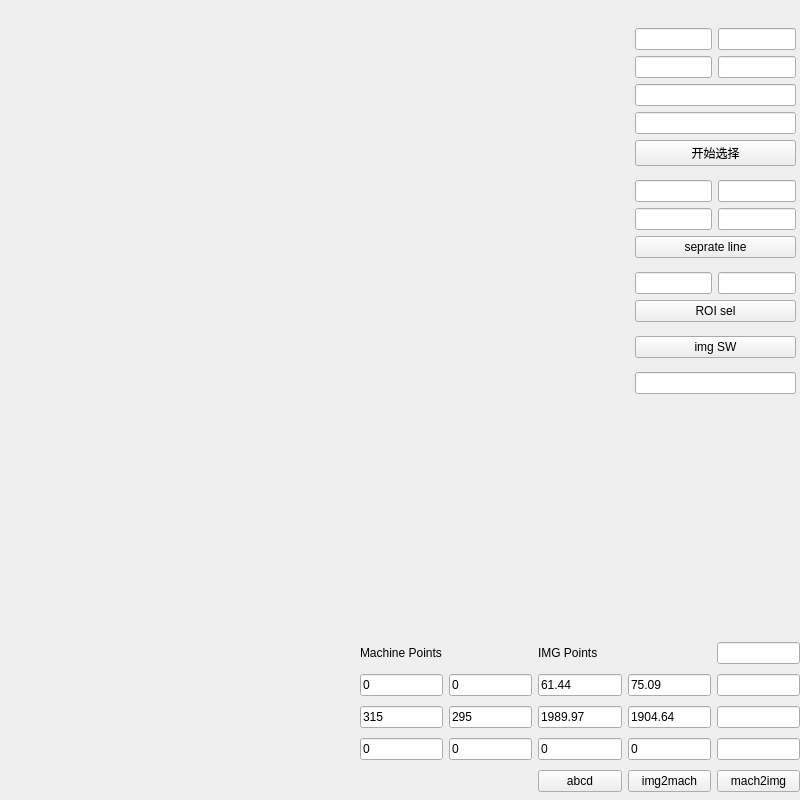
Old version of the form imgwindow.ui in the repository zouzichun/videoWirain.
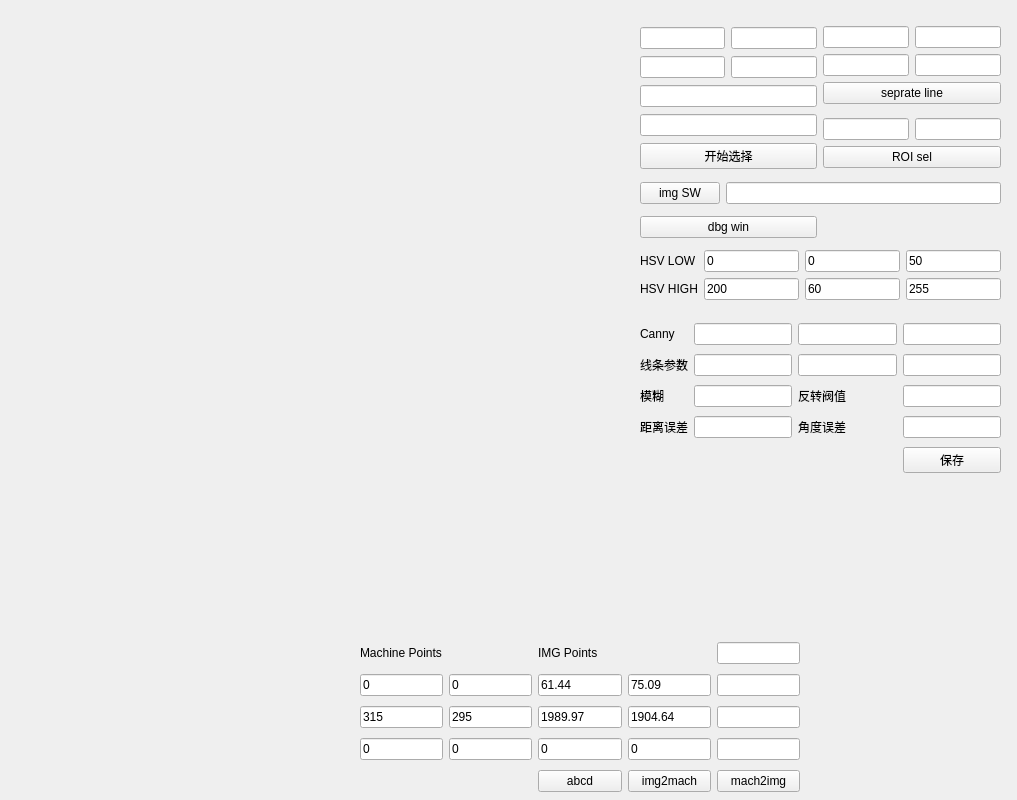
New version of the form.

Patch:
```diff
--- a/imgwindow.ui
+++ b/imgwindow.ui
@@ -6,7 +6,7 @@
    <rect>
     <x>0</x>
     <y>0</y>
-    <width>800</width>
+    <width>1017</width>
     <height>800</height>
    </rect>
   </property>
@@ -188,14 +188,14 @@
   <widget class="QWidget" name="layoutWidget">
    <property name="geometry">
     <rect>
-     <x>635</x>
+     <x>640</x>
      <y>20</y>
-     <width>161</width>
-     <height>384</height>
+     <width>361</width>
+     <height>291</height>
     </rect>
    </property>
-   <layout class="QVBoxLayout" name="verticalLayout_2">
-    <item>
+   <layout class="QGridLayout" name="gridLayout_5">
+    <item row="0" column="0" rowspan="2">
      <layout class="QVBoxLayout" name="verticalLayout">
       <item>
        <layout class="QHBoxLayout" name="horizontalLayout_2">
@@ -232,7 +232,7 @@
       </item>
      </layout>
     </item>
-    <item>
+    <item row="0" column="1">
      <layout class="QGridLayout" name="gridLayout_2">
       <item row="0" column="0">
        <widget class="QLineEdit" name="sep1x"/>
@@ -259,7 +259,7 @@
       </item>
      </layout>
     </item>
-    <item>
+    <item row="1" column="1">
      <layout class="QGridLayout" name="gridLayout_3">
       <item row="0" column="0">
        <widget class="QLineEdit" name="roi_x"/>
@@ -276,15 +276,177 @@
       </item>
      </layout>
     </item>
-    <item>
-     <widget class="QPushButton" name="img_sw">
+    <item row="2" column="0" colspan="2">
+     <layout class="QHBoxLayout" name="horizontalLayout_3">
+      <item>
+       <widget class="QPushButton" name="img_sw">
+        <property name="text">
+         <string>img SW</string>
+        </property>
+       </widget>
+      </item>
+      <item>
+       <widget class="QLineEdit" name="mouse_pos"/>
+      </item>
+     </layout>
+    </item>
+    <item row="3" column="0">
+     <widget class="QPushButton" name="dbg_win">
       <property name="text">
-       <string>img SW</string>
+       <string>dbg win</string>
       </property>
      </widget>
     </item>
-    <item>
-     <widget class="QLineEdit" name="mouse_pos"/>
+    <item row="4" column="0" colspan="2">
+     <layout class="QGridLayout" name="gridLayout_4">
+      <item row="0" column="0">
+       <widget class="QLabel" name="label_3">
+        <property name="text">
+         <string>HSV LOW</string>
+        </property>
+       </widget>
+      </item>
+      <item row="0" column="1">
+       <widget class="QLineEdit" name="hsv_low1">
+        <property name="text">
+         <string>0</string>
+        </property>
+       </widget>
+      </item>
+      <item row="0" column="2">
+       <widget class="QLineEdit" name="hsv_low2">
+        <property name="text">
+         <string>0</string>
+        </property>
+       </widget>
+      </item>
+      <item row="0" column="3">
+       <widget class="QLineEdit" name="hsv_low3">
+        <property name="text">
+         <string>50</string>
+        </property>
+       </widget>
+      </item>
+      <item row="1" column="0">
+       <widget class="QLabel" name="label_4">
+        <property name="text">
+         <string>HSV HIGH</string>
+        </property>
+       </widget>
+      </item>
+      <item row="1" column="1">
+       <widget class="QLineEdit" name="hsv_high1">
+        <property name="text">
+         <string>200</string>
+        </property>
+       </widget>
+      </item>
+      <item row="1" column="2">
+       <widget class="QLineEdit" name="hsv_high2">
+        <property name="text">
+         <string>60</string>
+        </property>
+       </widget>
+      </item>
+      <item row="1" column="3">
+       <widget class="QLineEdit" name="hsv_high3">
+        <property name="text">
+         <string>255</string>
+        </property>
+       </widget>
+      </item>
+     </layout>
+    </item>
+   </layout>
+  </widget>
+  <widget class="QWidget" name="layoutWidget_2">
+   <property name="geometry">
+    <rect>
+     <x>640</x>
+     <y>320</y>
+     <width>361</width>
+     <height>157</height>
+    </rect>
+   </property>
+   <layout class="QGridLayout" name="gridLayout_6">
+    <item row="0" column="0">
+     <widget class="QLabel" name="PulseNum_2">
+      <property name="text">
+       <string>Canny</string>
+      </property>
+     </widget>
+    </item>
+    <item row="0" column="3">
+     <widget class="QLineEdit" name="canny3"/>
+    </item>
+    <item row="1" column="2">
+     <widget class="QLineEdit" name="hgline2"/>
+    </item>
+    <item row="4" column="1">
+     <widget class="QLineEdit" name="line_roh_abs"/>
+    </item>
+    <item row="0" column="2">
+     <widget class="QLineEdit" name="canny2"/>
+    </item>
+    <item row="6" column="3">
+     <widget class="QPushButton" name="saveImg">
+      <property name="text">
+       <string>保存</string>
+      </property>
+     </widget>
+    </item>
+    <item row="4" column="3">
+     <widget class="QLineEdit" name="line_ang_abs"/>
+    </item>
+    <item row="1" column="0">
+     <widget class="QLabel" name="Encoder_2">
+      <property name="text">
+       <string>线条参数</string>
+      </property>
+     </widget>
+    </item>
+    <item row="1" column="1">
+     <widget class="QLineEdit" name="hgline1"/>
+    </item>
+    <item row="1" column="3">
+     <widget class="QLineEdit" name="hgline3"/>
+    </item>
+    <item row="2" column="2">
+     <widget class="QLabel" name="label_11">
+      <property name="text">
+       <string>反转阀值</string>
+      </property>
+     </widget>
+    </item>
+    <item row="4" column="0">
+     <widget class="QLabel" name="label_10">
+      <property name="text">
+       <string>距离误差</string>
+      </property>
+     </widget>
+    </item>
+    <item row="0" column="1">
+     <widget class="QLineEdit" name="canny1"/>
+    </item>
+    <item row="2" column="3">
+     <widget class="QLineEdit" name="inv_thd"/>
+    </item>
+    <item row="2" column="0">
+     <widget class="QLabel" name="Encoder_3">
+      <property name="text">
+       <string>模糊</string>
+      </property>
+     </widget>
+    </item>
+    <item row="2" column="1">
+     <widget class="QLineEdit" name="blur_kernel"/>
+    </item>
+    <item row="4" column="2">
+     <widget class="QLabel" name="label_9">
+      <property name="text">
+       <string>角度误差</string>
+      </property>
+     </widget>
     </item>
    </layout>
   </widget>
```
